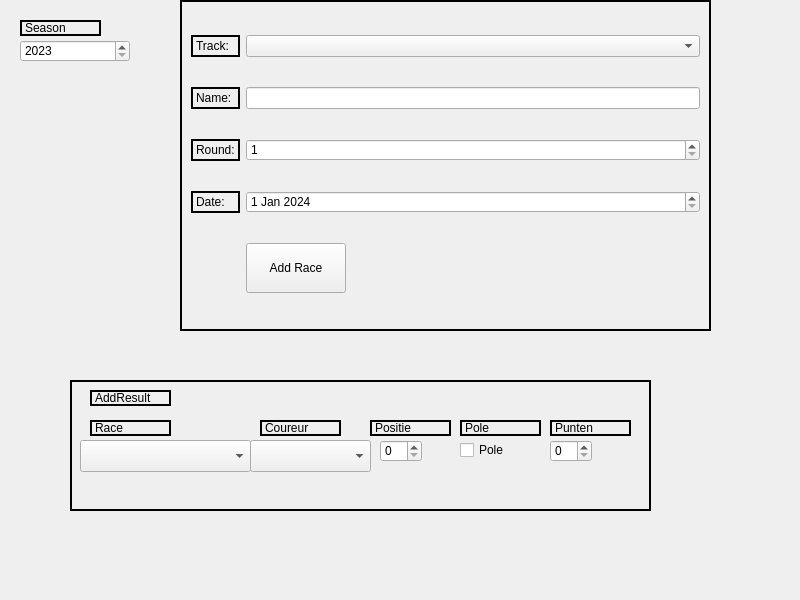
Above: dab2.ui from dinordi/DAB2-Eindopdracht before the change. Below: the same form after it.
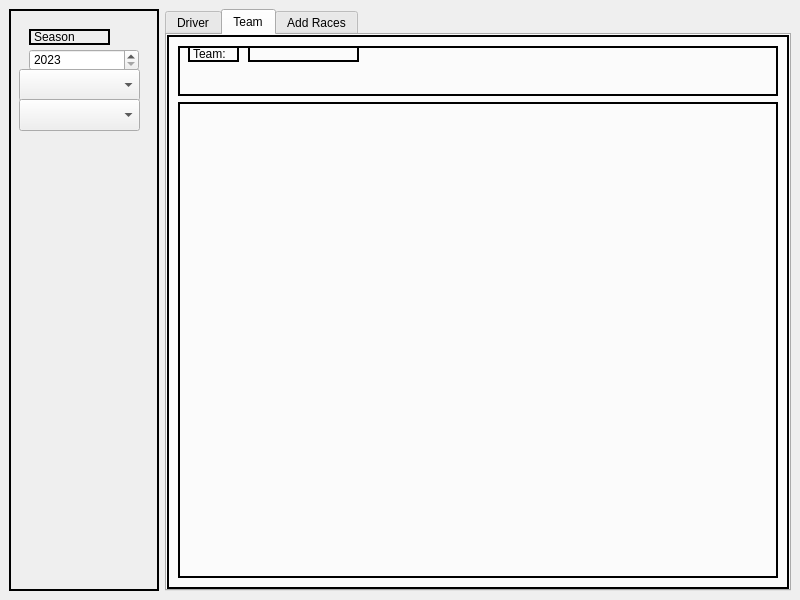
That is the form after the change.

What changed in the file:
```diff
--- a/dab2.ui
+++ b/dab2.ui
@@ -19,13 +19,222 @@
 }</string>
   </property>
   <widget class="QWidget" name="centralwidget">
+   <layout class="QHBoxLayout" name="horizontalLayout">
+    <item>
+     <widget class="QFrame" name="leftMenu">
+      <property name="minimumSize">
+       <size>
+        <width>150</width>
+        <height>0</height>
+       </size>
+      </property>
+      <property name="frameShape">
+       <enum>QFrame::StyledPanel</enum>
+      </property>
+      <property name="frameShadow">
+       <enum>QFrame::Raised</enum>
+      </property>
+      <widget class="QLabel" name="label_5">
+       <property name="geometry">
+        <rect>
+         <x>20</x>
+         <y>20</y>
+         <width>81</width>
+         <height>16</height>
+        </rect>
+       </property>
+       <property name="text">
+        <string>Season</string>
+       </property>
+      </widget>
+      <widget class="QDateEdit" name="dateEdit">
+       <property name="geometry">
+        <rect>
+         <x>20</x>
+         <y>40</y>
+         <width>110</width>
+         <height>22</height>
+        </rect>
+       </property>
+       <property name="maximumDateTime">
+        <datetime>
+         <hour>23</hour>
+         <minute>59</minute>
+         <second>59</second>
+         <year>2024</year>
+         <month>12</month>
+         <day>31</day>
+        </datetime>
+       </property>
+       <property name="maximumDate">
+        <date>
+         <year>2024</year>
+         <month>12</month>
+         <day>31</day>
+        </date>
+       </property>
+       <property name="minimumDate">
+        <date>
+         <year>2023</year>
+         <month>1</month>
+         <day>1</day>
+        </date>
+       </property>
+       <property name="displayFormat">
+        <string>yyyy</string>
+       </property>
+      </widget>
+      <widget class="QComboBox" name="comboDriver">
+       <property name="geometry">
+        <rect>
+         <x>10</x>
+         <y>60</y>
+         <width>121</width>
+         <height>32</height>
+        </rect>
+       </property>
+      </widget>
+      <widget class="QComboBox" name="comboTeams">
+       <property name="geometry">
+        <rect>
+         <x>10</x>
+         <y>90</y>
+         <width>121</width>
+         <height>32</height>
+        </rect>
+       </property>
+      </widget>
+     </widget>
+    </item>
+    <item>
+     <widget class="QTabWidget" name="tabWidget">
+      <property name="currentIndex">
+       <number>1</number>
+      </property>
+      <widget class="QWidget" name="tab">
+       <attribute name="title">
+        <string>Driver</string>
+       </attribute>
+       <widget class="QLabel" name="driverPhoto">
+        <property name="geometry">
+         <rect>
+          <x>10</x>
+          <y>20</y>
+          <width>231</width>
+          <height>191</height>
+         </rect>
+        </property>
+        <property name="text">
+         <string>Driver</string>
+        </property>
+       </widget>
+       <widget class="QLabel" name="countryPhoto">
+        <property name="geometry">
+         <rect>
+          <x>260</x>
+          <y>20</y>
+          <width>311</width>
+          <height>191</height>
+         </rect>
+        </property>
+        <property name="text">
+         <string>Country</string>
+        </property>
+       </widget>
+      </widget>
+      <widget class="QWidget" name="tab_3">
+       <attribute name="title">
+        <string>Team</string>
+       </attribute>
+       <layout class="QVBoxLayout" name="verticalLayout">
+        <item>
+         <widget class="QFrame" name="frame_3">
+          <property name="minimumSize">
+           <size>
+            <width>0</width>
+            <height>50</height>
+           </size>
+          </property>
+          <property name="maximumSize">
+           <size>
+            <width>16777215</width>
+            <height>50</height>
+           </size>
+          </property>
+          <property name="frameShape">
+           <enum>QFrame::StyledPanel</enum>
+          </property>
+          <property name="frameShadow">
+           <enum>QFrame::Raised</enum>
+          </property>
+          <widget class="QLabel" name="lblTeamName">
+           <property name="geometry">
+            <rect>
+             <x>70</x>
+             <y>0</y>
+             <width>111</width>
+             <height>16</height>
+            </rect>
+           </property>
+           <property name="text">
+            <string/>
+           </property>
+          </widget>
+          <widget class="QLabel" name="lblTeamNamePre">
+           <property name="geometry">
+            <rect>
+             <x>10</x>
+             <y>0</y>
+             <width>51</width>
+             <height>16</height>
+            </rect>
+           </property>
+           <property name="text">
+            <string>Team:</string>
+           </property>
+          </widget>
+         </widget>
+        </item>
+        <item>
+         <widget class="QFrame" name="FrameTeamConfig">
+          <property name="frameShape">
+           <enum>QFrame::StyledPanel</enum>
+          </property>
+          <property name="frameShadow">
+           <enum>QFrame::Raised</enum>
+          </property>
+          <layout class="QVBoxLayout" name="verticalLayout_3">
+           <property name="leftMargin">
+            <number>0</number>
+           </property>
+           <property name="topMargin">
+            <number>0</number>
+           </property>
+           <property name="rightMargin">
+            <number>0</number>
+           </property>
+           <property name="bottomMargin">
+            <number>0</number>
+           </property>
+           <item>
+            <layout class="QVBoxLayout" name="LayoutTeamConfig"/>
+           </item>
+          </layout>
+         </widget>
+        </item>
+       </layout>
+      </widget>
+      <widget class="QWidget" name="tab_2">
+       <attribute name="title">
+        <string>Add Races</string>
+       </attribute>
    <widget class="QFrame" name="frame">
     <property name="geometry">
      <rect>
-      <x>180</x>
-      <y>0</y>
-      <width>531</width>
-      <height>331</height>
+          <x>10</x>
+          <y>10</y>
+          <width>241</width>
+          <height>221</height>
      </rect>
     </property>
     <property name="frameShape">
@@ -96,7 +305,7 @@
       <widget class="QDateEdit" name="deRaceDate">
        <property name="dateTime">
         <datetime>
-         <hour>23</hour>
+             <hour>20</hour>
          <minute>0</minute>
          <second>0</second>
          <year>2024</year>
@@ -106,7 +315,7 @@
        </property>
        <property name="maximumDateTime">
         <datetime>
-         <hour>22</hour>
+             <hour>19</hour>
          <minute>59</minute>
          <second>59</second>
          <year>2025</year>
@@ -116,7 +325,7 @@
        </property>
        <property name="minimumDateTime">
         <datetime>
-         <hour>23</hour>
+             <hour>20</hour>
          <minute>0</minute>
          <second>0</second>
          <year>2022</year>
@@ -147,48 +356,11 @@
      </item>
     </layout>
    </widget>
-   <widget class="QDateEdit" name="dateEdit">
-    <property name="geometry">
-     <rect>
-      <x>20</x>
-      <y>40</y>
-      <width>110</width>
-      <height>22</height>
-     </rect>
-    </property>
-    <property name="maximumDateTime">
-     <datetime>
-      <hour>23</hour>
-      <minute>59</minute>
-      <second>59</second>
-      <year>2024</year>
-      <month>12</month>
-      <day>31</day>
-     </datetime>
-    </property>
-    <property name="maximumDate">
-     <date>
-      <year>2024</year>
-      <month>12</month>
-      <day>31</day>
-     </date>
-    </property>
-    <property name="minimumDate">
-     <date>
-      <year>2023</year>
-      <month>1</month>
-      <day>1</day>
-     </date>
-    </property>
-    <property name="displayFormat">
-     <string>yyyy</string>
-    </property>
-   </widget>
    <widget class="QFrame" name="frame_2">
     <property name="geometry">
      <rect>
-      <x>70</x>
-      <y>380</y>
+          <x>10</x>
+          <y>370</y>
       <width>581</width>
       <height>131</height>
      </rect>
@@ -331,19 +503,10 @@
      </property>
     </widget>
    </widget>
-   <widget class="QLabel" name="label_5">
-    <property name="geometry">
-     <rect>
-      <x>20</x>
-      <y>20</y>
-      <width>81</width>
-      <height>16</height>
-     </rect>
-    </property>
-    <property name="text">
-     <string>Season</string>
-    </property>
-   </widget>
+      </widget>
+     </widget>
+    </item>
+   </layout>
   </widget>
   <widget class="QMenuBar" name="menubar">
    <property name="geometry">
```
Lines whose indentation alone changed are shown as unchanged.
